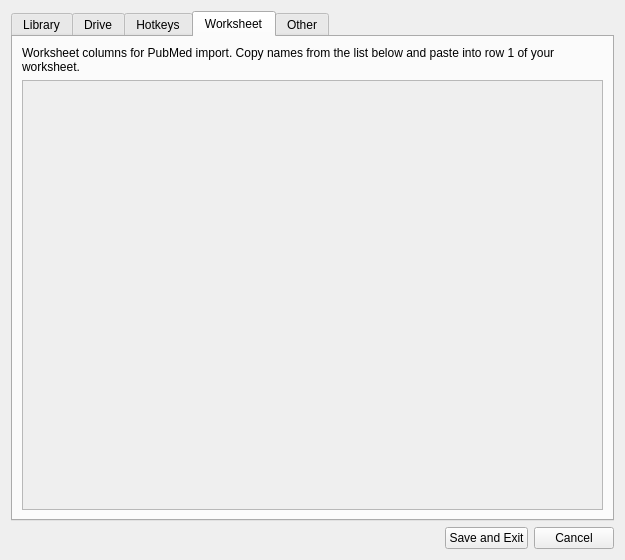
First picture: the form in ui/preferences.ui, repository crossing96/Pub-Xel, before the edit.
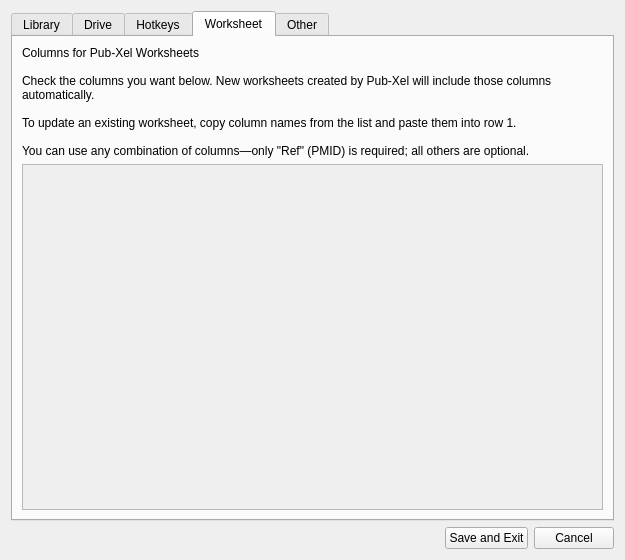
Second picture: the form after the edit. The open tabs and pages were chosen to show the change.

Patch:
```diff
--- a/ui/preferences.ui
+++ b/ui/preferences.ui
@@ -694,7 +694,13 @@
        <item>
         <widget class="QLabel" name="label_worksheet">
          <property name="text">
-          <string>Worksheet columns for PubMed import. Copy names from the list below and paste into row 1 of your worksheet.</string>
+          <string>Columns for Pub-Xel Worksheets
+
+Check the columns you want below. New worksheets created by Pub-Xel will include those columns automatically.
+
+To update an existing worksheet, copy column names from the list and paste them into row 1.
+
+You can use any combination of columns—only &quot;Ref&quot; (PMID) is required; all others are optional.</string>
          </property>
          <property name="wordWrap">
           <bool>true</bool>
```
